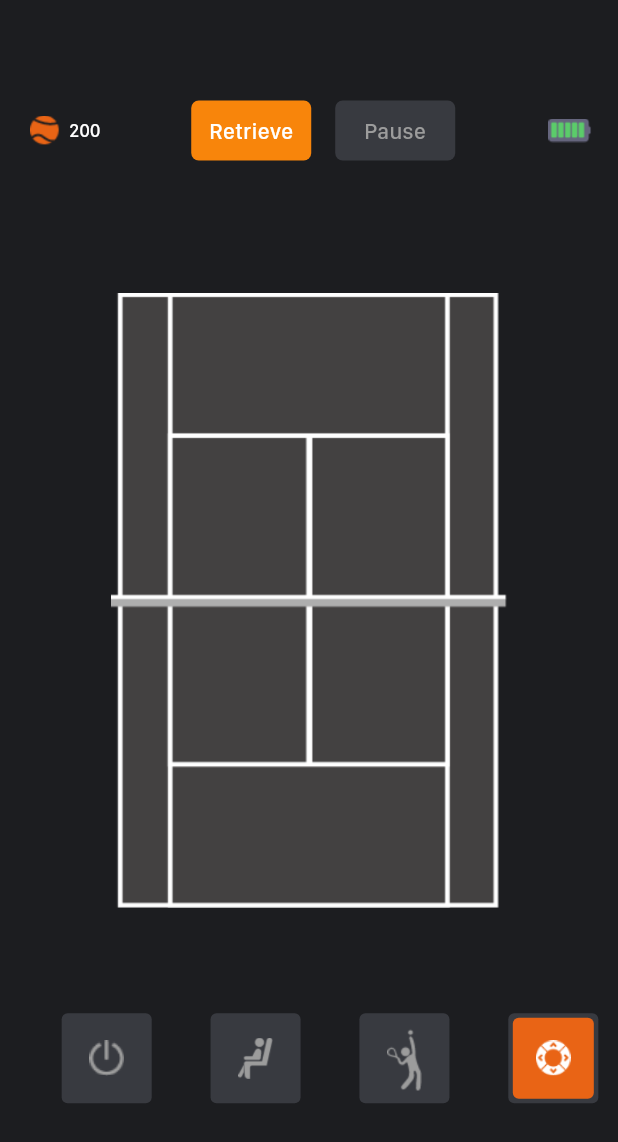
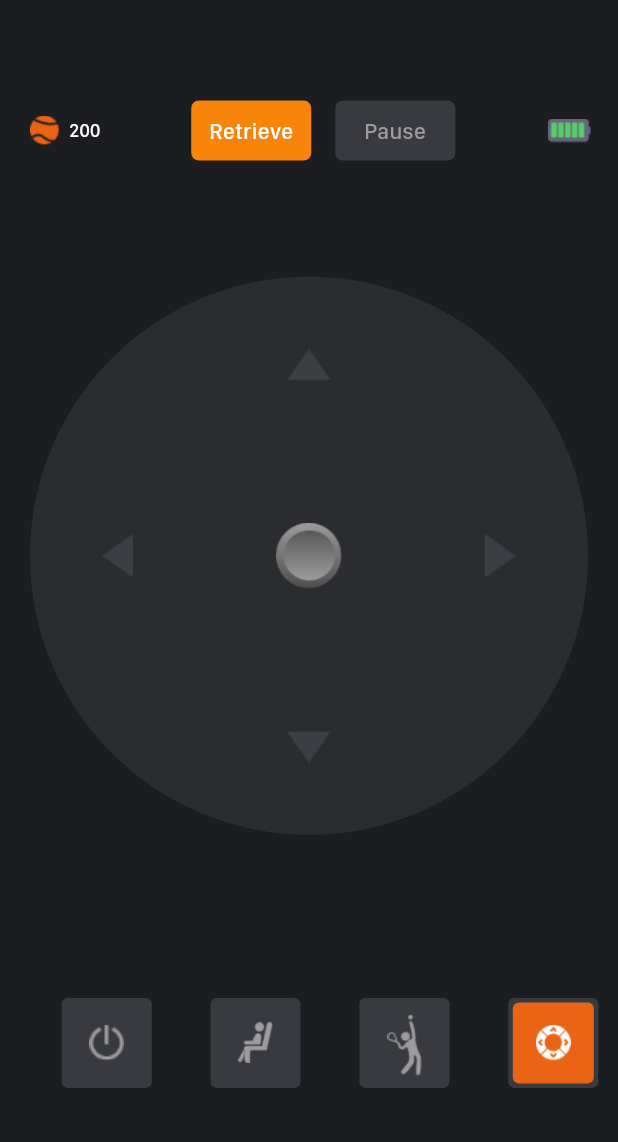
Before and after one commit to TengTeNJ/tennisRobot, a Flutter app: the TrainModeController screen opened by its route, item 4 of the bottom bar chosen, on a phone screen of 412 x 824 dp. Shown: the top 1142 px of the screen. Run offline on Flutter 3.47's test engine with Material 3 defaults, Android fonts, the phone set to English and light mode, and no system bars; our stand-ins replace convex_bottom_bar, dotted_border, syncfusion_flutter_charts; missing offline and left inert: dart:ffi.

Commit message:
增加遥控页面和手势

```diff
--- a/robot/lib/trainmode/train_mode_controller.dart
+++ b/robot/lib/trainmode/train_mode_controller.dart
@@ -8,6 +8,7 @@ import 'package:tennis_robot/trainmode/robot_move_view.dart';
 import 'package:tennis_robot/trainmode/robot_route_view.dart';
 import 'package:tennis_robot/trainmode/train_mode_total_view.dart';
 import 'package:tennis_robot/views/button_switch_view.dart';
+import 'package:tennis_robot/views/remote_control_view.dart';
 
 /// 训练模式
 class TrainModeController extends StatefulWidget {
@@ -31,6 +32,7 @@ class _TrainModeControllerState extends State<TrainModeController> {
     return Scaffold(
       backgroundColor: Constants.darkControllerColor,
       body: Column(
+        mainAxisAlignment: MainAxisAlignment.spaceBetween,
         // crossAxisAlignment: CrossAxisAlignment.start,
         children: [
           Container(
@@ -62,7 +64,10 @@ class _TrainModeControllerState extends State<TrainModeController> {
                 ),
                 Container(
                   alignment: Alignment.center,
-                  child: mode == 3 ?ButtonSwitchView(leftTitle: 'Retrieve', rightTitle: 'Pause') :ModeSwitchView(),
+                  child: mode == 3
+                      ? ButtonSwitchView(
+                          leftTitle: 'Retrieve', rightTitle: 'Pause')
+                      : ModeSwitchView(),
                 ),
                 Container(
                   margin: EdgeInsets.only(right: 16),
@@ -81,14 +86,20 @@ class _TrainModeControllerState extends State<TrainModeController> {
                   child: RobotRouteView(),
                   // child: RobotMoveView(),
                 )
-              : Container(
+              : mode != 3
+                  ? Container(
                       margin: EdgeInsets.only(top: 18),
                       child: SizedBox(
                         height: 60,
                       ),
-                ),
-
-          Container(
+                    )
+                  : Container(),
+          mode == 3
+              ? Container(
+                  margin: EdgeInsets.only(left: 20, right: 20),
+                  child: RemoteControlView(),
+                )
+              : Container(
                   margin: EdgeInsets.only(top: 10),
                   // child: Image(image: AssetImage('images/connect/select_area_line.png'),
                   // width: Constants.screenWidth(context),
@@ -101,7 +112,8 @@ class _TrainModeControllerState extends State<TrainModeController> {
                     children: [
                       Container(
                         child: Image(
-                    image: AssetImage('images/connect/select_area_line.png'),
+                          image:
+                              AssetImage('images/connect/select_area_line.png'),
                         ),
                         width: Constants.screenWidth(context),
                         height: (Constants.screenWidth(context) - 58 * 2) *
@@ -109,25 +121,26 @@ class _TrainModeControllerState extends State<TrainModeController> {
                                 2 +
                             180,
                       ),
-
-                mode == 1 ?
-                Positioned(
-                    left: 24,
-                    top: 100,
-                    child: TrainModeTotalView()
-                )
-                    : Positioned(child: Container(),),
+                      mode == 1
+                          ? Positioned(
+                              left: 24, top: 100, child: TrainModeTotalView())
+                          : Positioned(
+                              child: Container(),
+                            ),
                     ],
                   ),
                 ),
           Container(
             margin: EdgeInsets.only(top: 70),
             child: RobotFunctionSwitchView(
-              onTapClick: (index){
+              onTapClick: (index) {
                 modeChange(index);
               },
             ),
           ),
+          SizedBox(
+            height: 60,
+          )
         ],
       ),
     );
--- a/robot/lib/views/remote_control_view.dart
+++ b/robot/lib/views/remote_control_view.dart
@@ -1,6 +1,7 @@
 import 'package:flutter/material.dart';
 import 'package:tennis_robot/constant/constants.dart';
 import 'package:tennis_robot/utils/color.dart';
+
 class RemoteControlView extends StatefulWidget {
   const RemoteControlView({super.key});
 
@@ -9,18 +10,61 @@ class RemoteControlView extends StatefulWidget {
 }
 
 class _RemoteControlViewState extends State<RemoteControlView> {
+  Offset position = Offset(0, 0); // 初始位置为试图A的中心
+
   @override
   Widget build(BuildContext context) {
     return Container(
       width: Constants.screenWidth(context) - 40,
       height: Constants.screenWidth(context) - 40,
       decoration: BoxDecoration(
-        color: hexStringToColor('#2B2C30'),
-        borderRadius: BorderRadius.circular((Constants.screenWidth(context) - 40)/2.0)
-      ),
+          color: hexStringToColor('#2B2C30'),
+          borderRadius: BorderRadius.circular(
+              (Constants.screenWidth(context) - 40) / 2.0)),
       child: Stack(
         children: [
-          Image(image: AssetImage('images/connect/remote_control.png'))
+          Center(
+            child: Image(
+              image: AssetImage('images/connect/remote_control.png'),
+              height: Constants.screenWidth(context) - 40 - 96,
+            ),
+          ),
+          Positioned(
+              left: (Constants.screenWidth(context) - 40 - 44) / 2.0,
+              top: (Constants.screenWidth(context) - 40 - 44) / 2.0,
+              child: GestureDetector(
+                onPanUpdate: (details) {
+                  // 更新圆点的位置
+                  setState(() {
+                    position += details.delta;
+                    // 限制圆点在试图A内部移动
+                    position = Offset(
+                      position.dx.clamp(
+                          -((Constants.screenWidth(context) - 40 )/ 2.0),
+                          ((Constants.screenWidth(context) - 40)) / 2.0),
+                      position.dy.clamp(
+                          -((Constants.screenWidth(context) - 40) / 2.0),
+                          ((Constants.screenWidth(context) - 40) / 2.0)),
+                    );
+                    print('(Constants.screenWidth(context) - 40 / 2.0)=${((Constants.screenWidth(context) - 40 )/ 2.0)}');
+                    print('details.delta;=${position}');
+
+                  });
+                },
+                onPanEnd: (details) {
+                  // 手指松开时，将圆点移动回试图A的中心
+                  setState(() {
+                    position = Offset(0, 0);
+                  });
+                },
+                child: Transform.translate(
+                  offset: position,
+                  child: Image(
+                    image: AssetImage('images/connect/control_point.png'),
+                    height: 44,
+                  ),
+                ),
+              ))
         ],
       ),
     );
```
Lines whose indentation alone changed are shown as unchanged.
